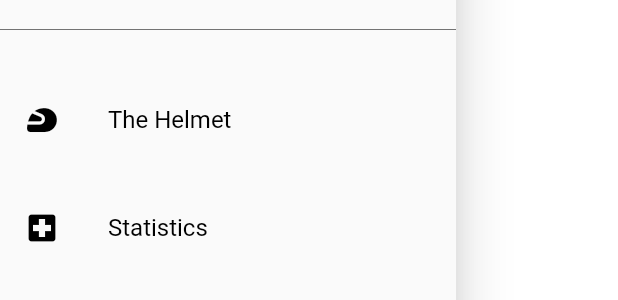
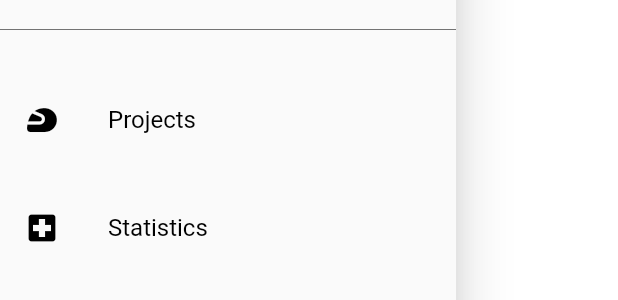
Before and after one commit to LorenFiorini/Personal-Portfolio, a Flutter app: the NavigationDrawerWidget widget shown alone on an empty page, opened directly, on a phone screen of 412 x 824 dp. Shown: the part 356-656 px from the top of the screen. Run offline on Flutter 3.47's test engine with Material 2 defaults, Android fonts, the light colour scheme and no system bars; our stand-ins replace font_awesome_flutter, google_fonts.

Commit message:
File structure 🔧

```diff
--- a/lib/appBar.dart
+++ b/lib/appBar.dart
@@ -2,7 +2,7 @@ import 'package:font_awesome_flutter/font_awesome_flutter.dart';
 import 'package:url_launcher/url_launcher.dart';
 import 'package:flutter/material.dart';
 import 'package:google_fonts/google_fonts.dart';
-import 'package:personal_portfolio/colors.dart';
+import 'package:personal_portfolio/third/colors.dart';
 import 'package:personal_portfolio/navigation.dart';
 
 
--- a/lib/main.dart
+++ b/lib/main.dart
@@ -1,6 +1,6 @@
 import 'package:flutter/material.dart';
-import 'colors.dart';
-import 'home.dart';
+import 'third/colors.dart';
+import 'pages/home.dart';
 
 void main() {
   runApp(MyApp());
--- a/lib/navigation.dart
+++ b/lib/navigation.dart
@@ -1,6 +1,6 @@
 import 'package:flutter/material.dart';
 
-import 'package:personal_portfolio/home.dart';
+import 'package:personal_portfolio/pages/home.dart';
 import 'package:personal_portfolio/appBar.dart';
 
 class NavigationDrawerWidget extends StatelessWidget {
@@ -42,7 +42,7 @@ class NavigationDrawerWidget extends StatelessWidget {
               const SizedBox(height: 24),
               ListTile(
                 leading: Icon(Icons.sports_motorsports_rounded, color: color),
-                title: Text('The Helmet', style: TextStyle(color: color)),
+                title: Text('Projects', style: TextStyle(color: color)),
                 hoverColor: hoverColor,
                 onTap: () {
                   Navigator.push(
--- a/lib/home.dart
+++ b/lib/pages/home.dart
@@ -2,8 +2,8 @@
 
 import 'package:flutter/cupertino.dart';
 import 'package:flutter/material.dart';
-import 'package:personal_portfolio/colors.dart';
-import 'package:personal_portfolio/texts.dart';
+import 'package:personal_portfolio/third/colors.dart';
+import 'package:personal_portfolio/third/texts.dart';
 import 'package:personal_portfolio/appBar.dart';
 import 'package:personal_portfolio/navigation.dart';
 import 'package:google_fonts/google_fonts.dart';
```
Also changed, not shown: lib/pages/projects.dart (added), lib/third/colors.dart (renamed from lib/colors.dart), lib/third/texts.dart (renamed from lib/texts.dart).
